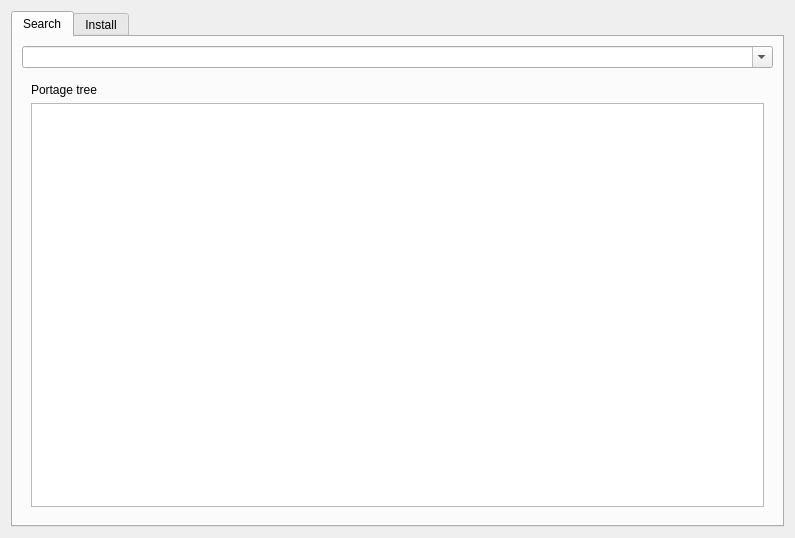
Qt form src/main.ui (alediaferia/gluk) before a commit.
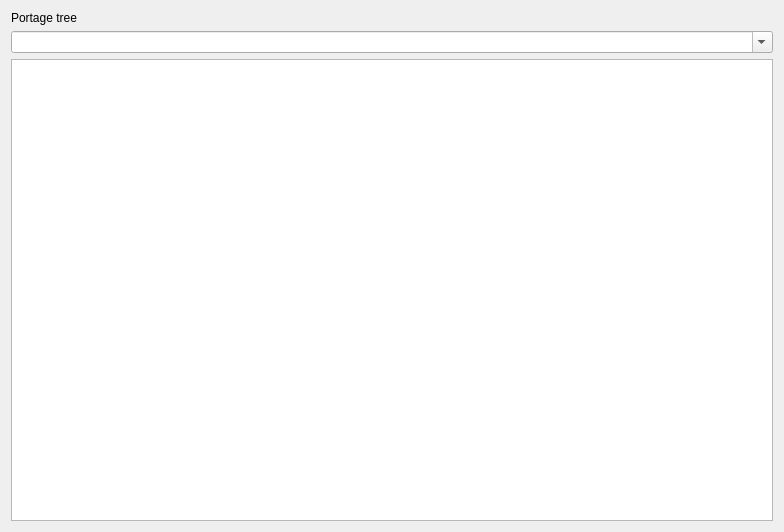
The same form after that commit. Custom widgets are drawn as their Qt base class.

```diff
--- a/src/main.ui
+++ b/src/main.ui
@@ -6,8 +6,8 @@
    <rect>
     <x>0</x>
     <y>0</y>
-    <width>795</width>
-    <height>538</height>
+    <width>784</width>
+    <height>532</height>
    </rect>
   </property>
   <property name="windowTitle">
@@ -15,46 +15,21 @@
   </property>
   <layout class="QVBoxLayout" name="verticalLayout_2">
    <item>
-    <widget class="QTabWidget" name="tabWidget">
-     <property name="currentIndex">
-      <number>0</number>
-     </property>
-     <widget class="QWidget" name="tab">
-      <attribute name="title">
-       <string>Search</string>
-      </attribute>
-      <layout class="QVBoxLayout" name="verticalLayout_3">
-       <item>
-        <widget class="KComboBox" name="searchbox">
-         <property name="editable">
-          <bool>true</bool>
-         </property>
-        </widget>
-       </item>
-       <item>
-        <widget class="QWidget" name="widget" native="true">
-         <layout class="QVBoxLayout" name="verticalLayout">
-          <item>
            <widget class="QLabel" name="label">
             <property name="text">
              <string>Portage tree</string>
             </property>
            </widget>
           </item>
+   <item>
+    <widget class="KComboBox" name="searchbox">
+     <property name="editable">
+      <bool>true</bool>
+     </property>
+    </widget>
+   </item>
           <item>
            <widget class="GlukTreeView" name="treeView"/>
-          </item>
-         </layout>
-        </widget>
-       </item>
-      </layout>
-     </widget>
-     <widget class="QWidget" name="tab_2">
-      <attribute name="title">
-       <string>Install</string>
-      </attribute>
-     </widget>
-    </widget>
    </item>
   </layout>
  </widget>
```
Lines whose indentation alone changed are shown as unchanged.
